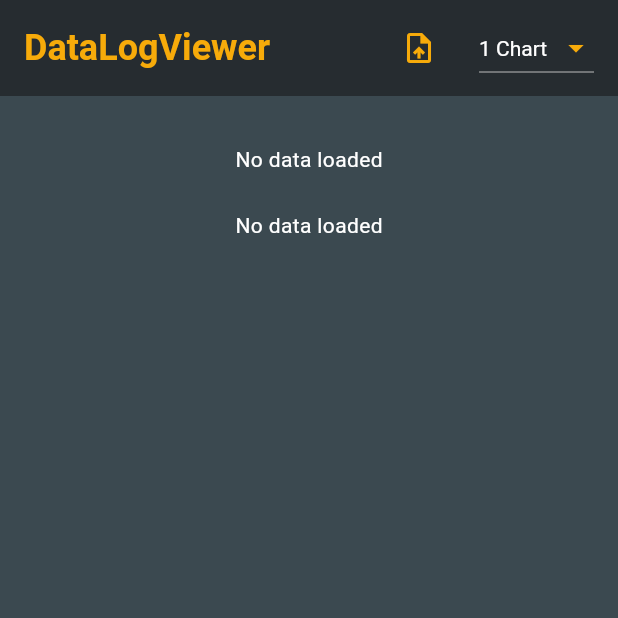
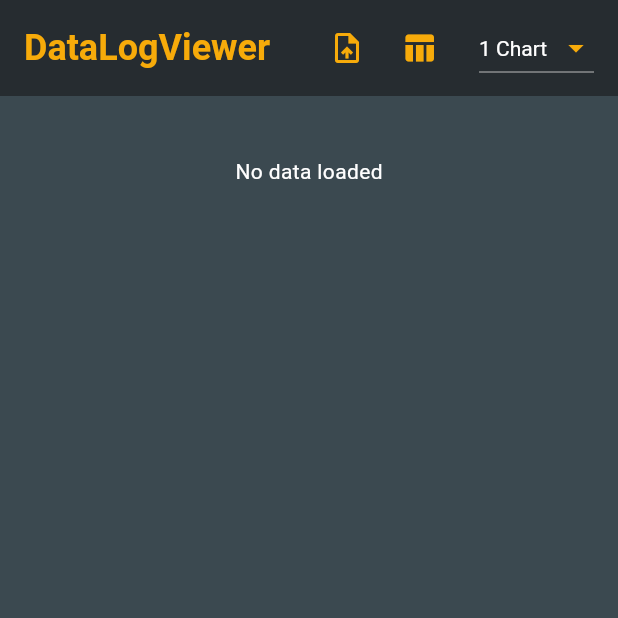
Before and after one commit to ElvisOkereke/flutter_logviewer, a Flutter app: the screen it shows after launch, after a tap on the "upload file" icon, on a phone screen of 412 x 824 dp, the top half of it. Run offline on Flutter 3.47's test engine with Material 3 defaults, Android fonts, the phone set to English and light mode, and no system bars; our stand-ins replace csv, file_picker, fl_chart, flutter_bloc.

Commit message:
features/bugfixes
- File Size limit
- Fixed UI Bugs
- isolated and corrected some edges cases(choosing new file; while already selected file, while scrolling other files,etc)
- max visible pts is now 3% of data length
- Show table icon and functionality added

```diff
--- a/lib/csv_line_chart.dart
+++ b/lib/csv_line_chart.dart
@@ -12,9 +12,8 @@ class CsvLineChart extends StatefulWidget {
 }
 //Features to add:
 //1. Calculated Fields
-//2. data legend min/max values
-//3. color match lines and data legend - In progress
-//4. add cursor to chart
+//2. add cursor to chart
+//3. find out why large amount of zeros at the end of the chart
 
 class _CsvLineChartState extends State<CsvLineChart>
     with AutomaticKeepAliveClientMixin {
@@ -32,6 +31,7 @@ class _CsvLineChartState extends State<CsvLineChart>
   List<Widget> chartWidgets = [];
   List<Widget> chartWidgetsMin = [];
   List<Widget> chartWidgetsMax = [];
+  double pointerValue = 0.0;
 
   @override
   Widget build(BuildContext context) {
@@ -45,8 +45,16 @@ class _CsvLineChartState extends State<CsvLineChart>
               child: Text('No data loaded',
                   style: TextStyle(color: Colors.white)));
         }
+        if (pointerValue == 0.0 || pointerValue == data[2][5].toDouble()) {
+          pointerValue = double.tryParse(data[2][5].toString()) ?? 0.0;
+        } else {
+          selectedVariables = List.filled(5, null);
+          pointerValue = double.tryParse(data[2][5].toString()) ?? 0.0;
+          _sliderValue = 0.0;
+        }
 
-        int maxVisiblePoints = 200; // Number of points visible at a time
+        double maxVisiblePoints =
+            data.length * 1.03; // Number of points visible at a time
         int maxPoints = data.length - 1;
 
         // Calculate minY and maxY based on the selected variables
@@ -124,8 +132,11 @@ class _CsvLineChartState extends State<CsvLineChart>
                   children: [
                     Column(
                       children: List.generate(5, (index) {
-                        return DropdownButton<int?>(
-                          dropdownColor: const Color.fromARGB(255, 175, 122, 8),
+                        return SizedBox(
+                            width: 210,
+                            child: DropdownButton<int?>(
+                              dropdownColor:
+                                  const Color.fromARGB(255, 175, 122, 8),
                               style: const TextStyle(color: Colors.white),
                               value: selectedVariables[index],
                               items: [
@@ -146,7 +157,7 @@ class _CsvLineChartState extends State<CsvLineChart>
                                   selectedVariables[index] = newValue;
                                 });
                               },
-                        );
+                            ));
                       }),
                     ),
                     Expanded(
@@ -186,8 +197,8 @@ class _CsvLineChartState extends State<CsvLineChart>
                                     ),
                                     bottomTitles: SideTitles(
                                       showTitles: true,
-                                      getTextStyles: (value) =>
-                                          const TextStyle(color: Colors.white),
+                                      getTextStyles: (value) => const TextStyle(
+                                          color: Colors.white, fontSize: 10),
                                     ),
                                   ),
                                   gridData: FlGridData(
@@ -231,7 +242,7 @@ class _CsvLineChartState extends State<CsvLineChart>
             ),
             Positioned(
               top: 0,
-              left: 295,
+              left: 235,
               child: Container(
                 color: Colors.transparent,
                 padding: const EdgeInsets.all(8),
@@ -243,7 +254,7 @@ class _CsvLineChartState extends State<CsvLineChart>
             ),
             Positioned(
               bottom: 15,
-              left: 295,
+              left: 235,
               child: Container(
                 color: Colors.transparent,
                 padding: const EdgeInsets.all(8),
@@ -262,7 +273,7 @@ class _CsvLineChartState extends State<CsvLineChart>
   List<LineChartBarData> _getLineChartBarData(
       List<List<dynamic>> data,
       double start,
-      int maxVisiblePoints,
+      double maxVisiblePoints,
       List<double> minY,
       List<double> maxY) {
     List<LineChartBarData> lineBars = [];
--- a/lib/csv_table.dart
+++ b/lib/csv_table.dart
@@ -14,9 +14,9 @@ class CsvTable extends StatelessWidget {
         }
 
         return SingleChildScrollView(
-          scrollDirection: Axis.horizontal,
+          scrollDirection: Axis.vertical,
           child: SingleChildScrollView(
-            scrollDirection: Axis.vertical,
+            scrollDirection: Axis.horizontal,
             child: DataTable(
               dataTextStyle: const TextStyle(color: Colors.white),
               headingTextStyle: const TextStyle(
--- a/lib/main.dart
+++ b/lib/main.dart
@@ -13,11 +13,10 @@ void main() {
 class MyApp extends StatelessWidget {
   @override
   Widget build(BuildContext context) {
-    return MaterialApp(
-      home: BlocProvider(
-        create: (context) => CsvCubit(),
-        child: CsvHomePage(),
-      ),
+    //make sure provider scope is encompassing this widget tree not just the MaterialApp
+    return BlocProvider(
+      create: (context) => CsvCubit(), // ← create/init your state model
+      child: MaterialApp(home: CsvHomePage()),
     );
   }
 }
@@ -47,11 +46,36 @@ class _CsvHomePageState extends State<CsvHomePage> {
             onPressed: () async {
               final path = await pickFile();
               if (path != null) {
-                final data = await parseCsv(path);
-                context.read<CsvCubit>().loadCsvData(data);
+                try {
+                  final data = await parseCsv(path);
+                  context.read<CsvCubit>().loadCsvData(data);
+                } catch (e) {
+                  _showErrorDialog(context, e.toString());
+                }
               }
             },
             tooltip: 'Load CSV',
+            color: const Color.fromARGB(255, 247, 171, 10),
+          ),
+          IconButton(
+            icon: const Icon(Icons.table_chart),
+            onPressed: () {
+              showDialog(
+                context: context,
+                builder: (BuildContext context) {
+                  return AlertDialog(
+                    backgroundColor: const Color.fromARGB(255, 38, 44, 48),
+                    contentPadding: EdgeInsets.zero,
+                    content: SizedBox(
+                      width: MediaQuery.of(context).size.width * 0.8,
+                      height: MediaQuery.of(context).size.height * 0.8,
+                      child: CsvTable(),
+                    ),
+                  );
+                },
+              );
+            },
+            tooltip: 'Show Table',
             color: const Color.fromARGB(255, 247, 171, 10),
           ),
           Padding(
@@ -88,11 +112,6 @@ class _CsvHomePageState extends State<CsvHomePage> {
                 children: [
                   const SizedBox(height: 16),
                   Expanded(
-                    flex: constraints.maxWidth > 600 ? 1 : 0,
-                    child: CsvTable(),
-                  ),
-                  const SizedBox(height: 16),
-                  Expanded(
                     flex: 2,
                     child: ListView.builder(
                       itemCount: _numberOfCharts,
@@ -115,4 +134,24 @@ class _CsvHomePageState extends State<CsvHomePage> {
       ),
     );
   }
+
+  void _showErrorDialog(BuildContext context, String errorMessage) {
+    showDialog(
+      context: context,
+      builder: (BuildContext context) {
+        return AlertDialog(
+          title: Text('Error'),
+          content: Text(errorMessage),
+          actions: [
+            TextButton(
+              child: Text('OK'),
+              onPressed: () {
+                Navigator.of(context).pop();
+              },
+            ),
+          ],
+        );
+      },
+    );
+  }
 }
```
Also changed, not shown: lib/csv_parser.dart (+8 -1 lines). Lines whose indentation alone changed are shown as unchanged.
